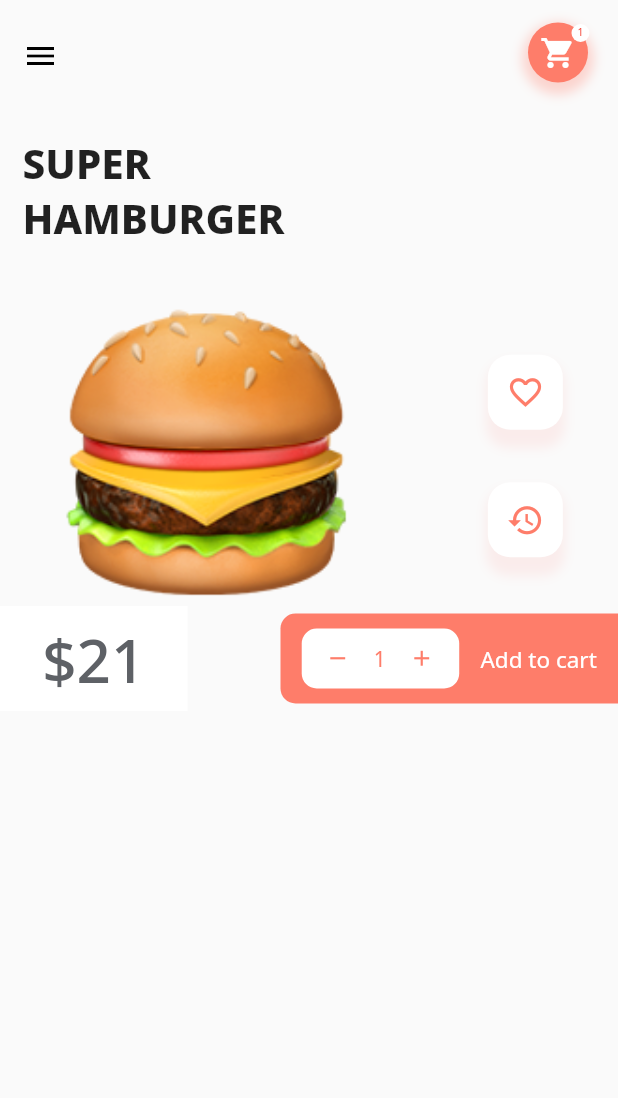
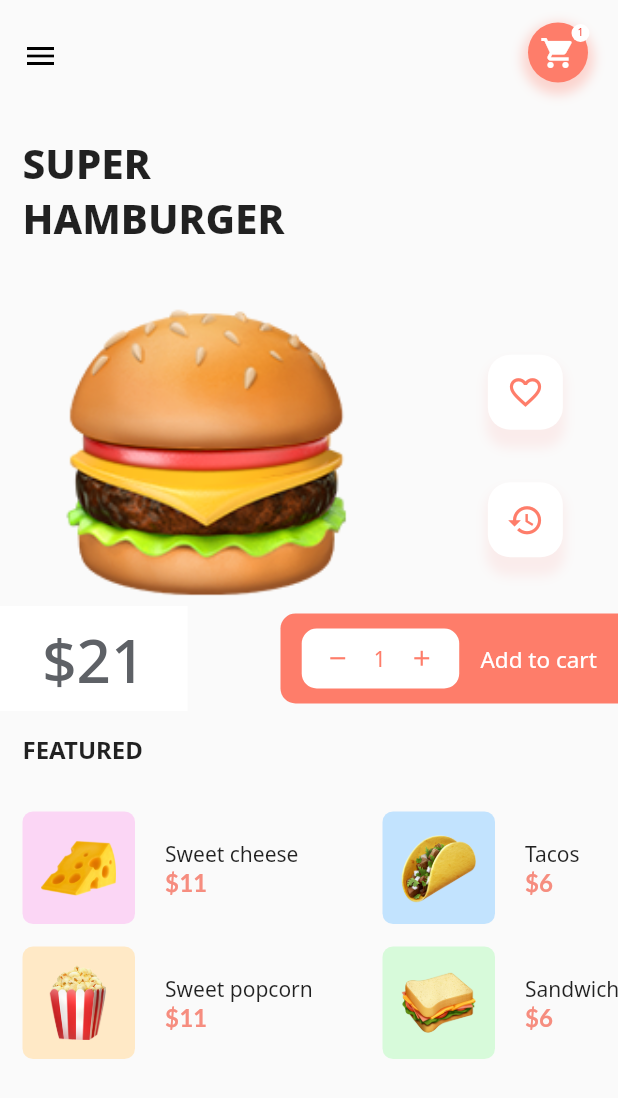
Before and after one commit to matthenge/Food-App, a Flutter app: the screen it shows after launch, after a tap on "Hamburger", on a phone screen of 412 x 824 dp. Shown: the top 1098 px of the screen. Run offline on Flutter 3.47's test engine with Material 2 defaults, Android fonts, the phone set to English and light mode, and no system bars; our stand-ins replace google_fonts, smooth_star_rating.

Commit message:
Burger page

```diff
--- a/lib/burgerpage.dart
+++ b/lib/burgerpage.dart
@@ -264,9 +264,100 @@ class _BurgerPageState extends State<BurgerPage> {
                 ),
               )
             ],
+          ),
+          Padding(
+            padding: const EdgeInsets.all(15.0),
+            child: Text(
+              'FEATURED',
+              style: GoogleFonts.notoSans(
+                fontWeight: FontWeight.w700,
+                fontSize: 16.0,
+              ),
+            ),
+          ),
+          Container(
+            height: 225.0,
+            width: MediaQuery.of(context).size.width,
+            child: ListView(
+              scrollDirection: Axis.horizontal,
+              children: <Widget>[
+                _buildListItem('1'),
+                _buildListItem('2')
+              ],
+            ),
           )
         ],
       ),
+    );
+  }
+
+  _buildListItem(String columnNumber) {
+    return Padding(
+      padding: EdgeInsets.all(15.0),
+      child: Column(
+        children: <Widget>[
+          if(columnNumber == '1')
+            _buildColumnItem('assets/cheese.png', 'Sweet cheese', '11', Color(0xFFFBD6F5)),
+          if(columnNumber == '1')
+            SizedBox(height: 15.0),
+          if(columnNumber == '1')
+            _buildColumnItem('assets/popcorn.png', 'Sweet popcorn', '11', Color(0xFFFFE9C6)),
+          if(columnNumber == '2')
+            _buildColumnItem('assets/taco.png', 'Tacos', '6', Color(0xFFC2E3FE)),
+          if(columnNumber == '2')
+            SizedBox(height: 15.0),
+          if(columnNumber == '2')
+            _buildColumnItem('assets/sandwich.png', 'Sandwich', '6', Color(0xFFD7FADA)),
+        ],
+      ),
+    );
+  }
+
+  _buildColumnItem(String imgPath, String foodName, String price, Color bgColor) {
+    return Row(
+      mainAxisAlignment: MainAxisAlignment.spaceBetween,
+      children: <Widget>[
+        Container(
+          width: 210.0,
+          child: Row(
+            children: [
+              Container(
+                height: 75.0,
+                width: 75.0,
+                decoration: BoxDecoration(
+                  borderRadius: BorderRadius.circular(7.0),
+                  color: bgColor
+                ),
+                child: Center(
+                  child: Image.asset(imgPath, height: 50.0, width: 50.0),
+                ),
+              ),
+              SizedBox(width: 20.0),
+              Column(
+                crossAxisAlignment: CrossAxisAlignment.start,
+                children: [
+                  Text(
+                    foodName,
+                    style: GoogleFonts.notoSans(
+                        fontSize: 14.0,
+                        fontWeight: FontWeight.w400
+                    )
+                  ),
+                  Text('\$' + price,
+                    style: GoogleFonts.lato(
+                        fontSize: 16.0,
+                        fontWeight: FontWeight.w600,
+                        textStyle: TextStyle(
+                            color: Color(0xFFF68D7F)
+                        )
+                    ),
+                  )
+                ],
+              )
+            ],
+          ),
+        )
+      ],
     );
   }
 
--- a/lib/foodtabs.dart
+++ b/lib/foodtabs.dart
@@ -14,7 +14,8 @@ class _FoodTabState extends State<FoodTab> {
       body: ListView(
         children: <Widget>[
           _buildListItem('Delicious hot dog', 4.0, '6', 'assets/hotdog.png'),
-          _buildListItem('Cheese pizza', 5.0, '12', 'assets/pizza.png')
+          _buildListItem('Cheese pizza', 5.0, '12', 'assets/pizza.png'),
+          SizedBox(height: 4.0)
         ],
       ),
     );
```
